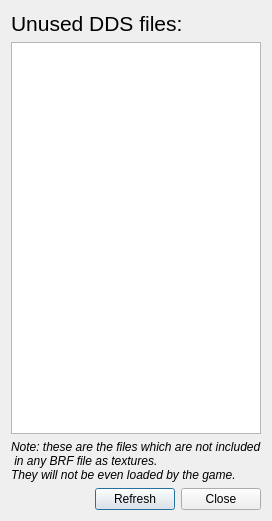
Above: askUnrefTextureDialog.ui from Swyter/openbrf-redux before the change. Below: the same form after it.
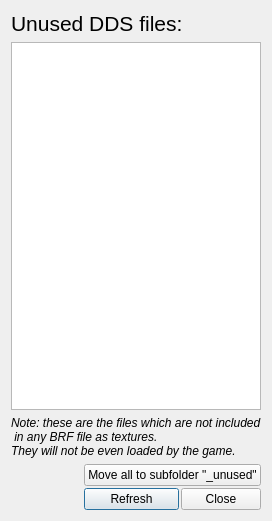
That is the form after the change.

Diff of the .ui file:
```diff
--- a/askUnrefTextureDialog.ui
+++ b/askUnrefTextureDialog.ui
@@ -63,13 +63,22 @@
        </spacer>
       </item>
       <item>
+       <widget class="QWidget" name="widget_2" native="true">
+        <layout class="QGridLayout" name="gridLayout">
+         <property name="margin">
+          <number>0</number>
+         </property>
+         <property name="spacing">
+          <number>2</number>
+         </property>
+         <item row="1" column="0">
        <widget class="QPushButton" name="pushButton">
         <property name="text">
          <string>Refresh</string>
         </property>
        </widget>
       </item>
-      <item>
+         <item row="1" column="1">
        <widget class="QDialogButtonBox" name="buttonBox">
         <property name="orientation">
          <enum>Qt::Vertical</enum>
@@ -77,6 +86,16 @@
         <property name="standardButtons">
          <set>QDialogButtonBox::Close</set>
         </property>
+          </widget>
+         </item>
+         <item row="0" column="0" colspan="2">
+          <widget class="QPushButton" name="moveAll">
+           <property name="text">
+            <string>Move all to subfolder &quot;_unused&quot;</string>
+           </property>
+          </widget>
+         </item>
+        </layout>
        </widget>
       </item>
      </layout>
```
Lines whose indentation alone changed are shown as unchanged.
